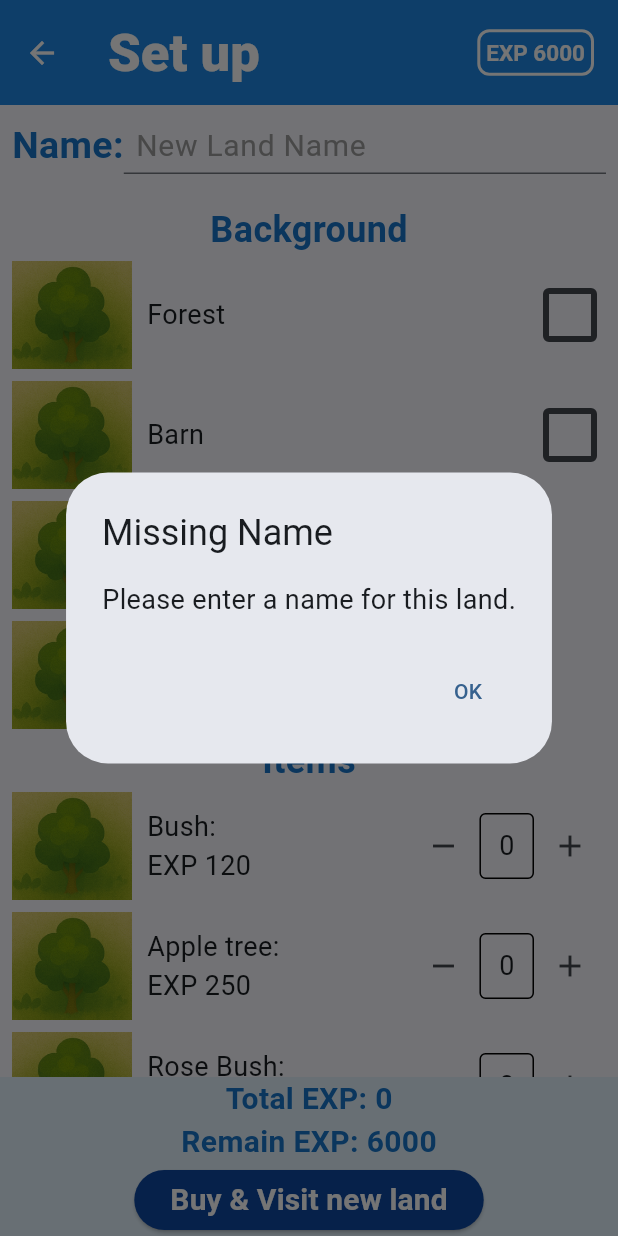
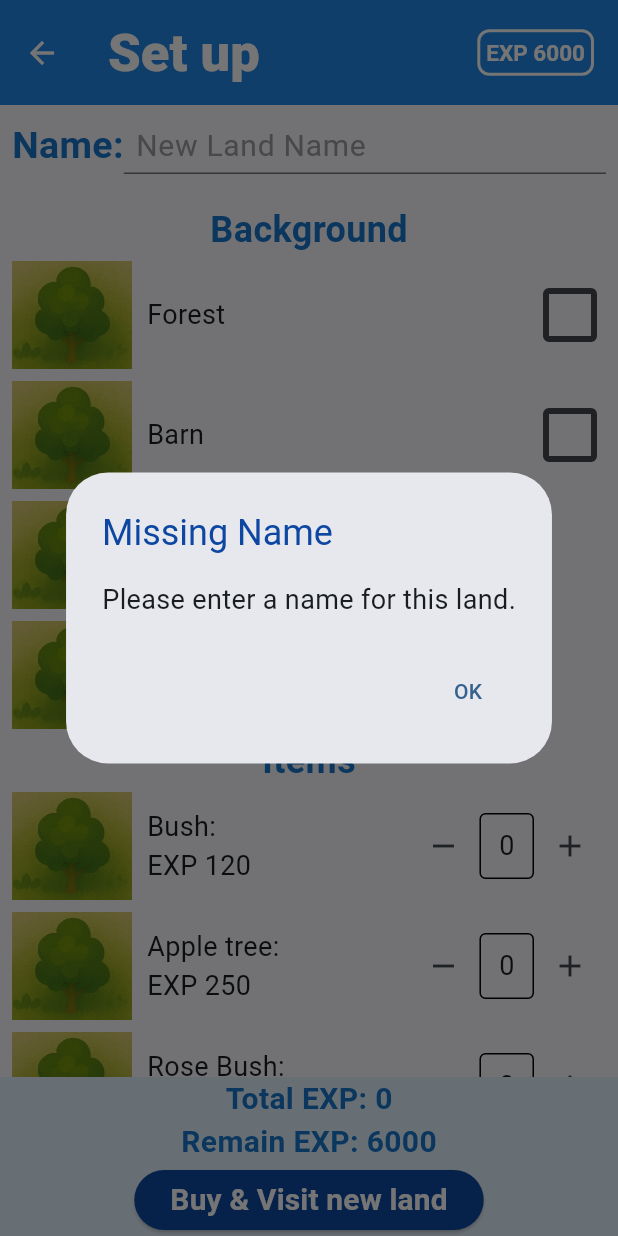
Before and after one commit to Crystal511123/StudyBuddy, a Flutter app: the NewAreaPage screen opened directly, after a tap on "Buy & Visit new land", on a phone screen of 412 x 824 dp. Run offline on Flutter 3.47's test engine with Material 3 defaults, Android fonts, the phone set to English and light mode, and no system bars.

Commit message:
add missing background

```diff
--- a/lib/set_new_area.dart
+++ b/lib/set_new_area.dart
@@ -372,8 +372,27 @@ class _NewAreaPageState extends State<NewAreaPage> {
                         context: context,
                         builder: (BuildContext context) {
                           return AlertDialog(
-                            title: Text('Missing Name'),
+                            title: Text('Missing Name',style: TextStyle(color: Color.fromARGB(255, 13, 71, 161))),
                             content: Text('Please enter a name for this land.',style: TextStyle(fontSize: 18),),
+                            actions: [
+                              TextButton(
+                                onPressed: () {
+                                  Navigator.of(context).pop(); // Close the dialog
+                                },
+                                child: Text('OK'),
+                              ),
+                            ],
+                          );
+                        },
+                      );
+                      return;
+                    }else if (selectedBackground==null){
+                      showDialog(
+                        context: context,
+                        builder: (BuildContext context) {
+                          return AlertDialog(
+                            title: Text('Missing Background',style: TextStyle(color: Color.fromARGB(255, 13, 71, 161))),
+                            content: Text('Please select a background for this land.',style: TextStyle(fontSize: 18),),
                             actions: [
                               TextButton(
                                 onPressed: () {
```
